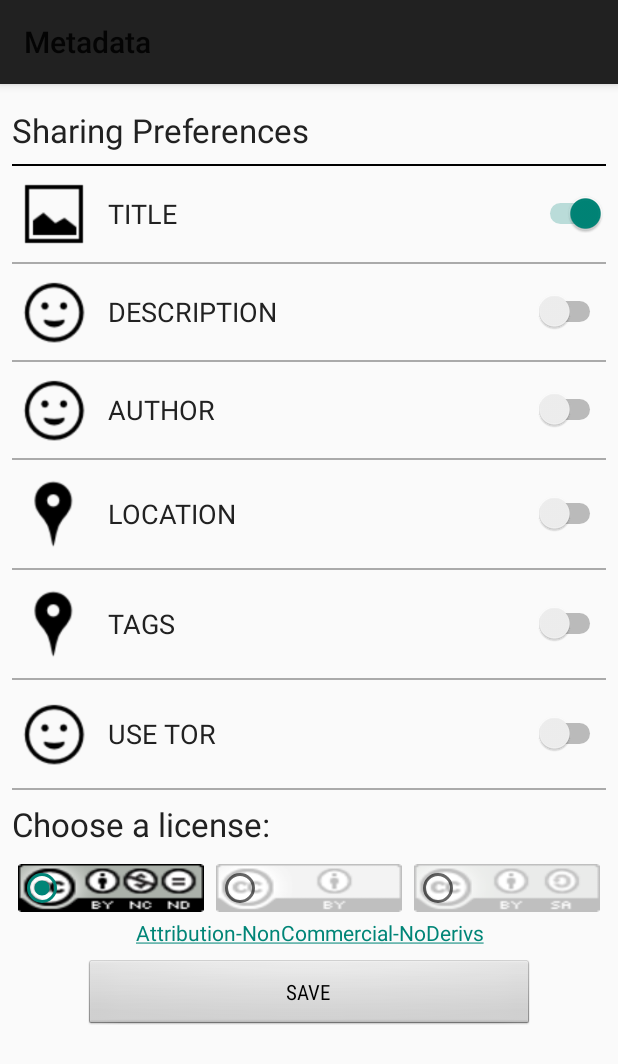
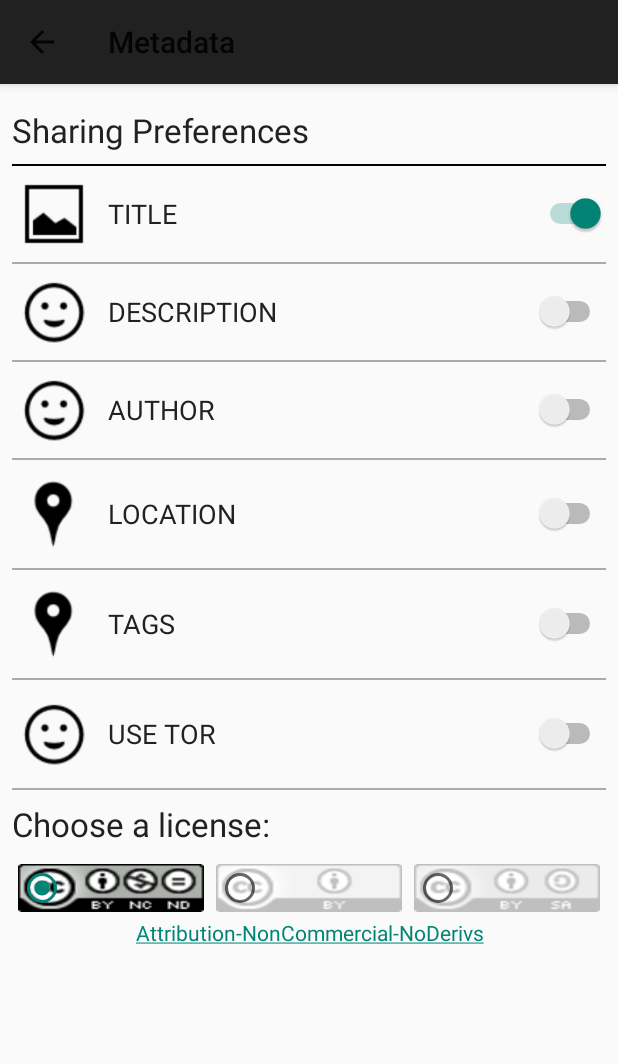
Before and after one commit to scalio/openarchive, an Android app: the ArchiveSettingsActivity screen opened directly, with no data from a screen before it, on a phone screen of 412 x 824 dp. Shown: the top 1064 px of the screen. Run offline under Robolectric (Android 15) with nearby library versions, the phone set to English and light mode, and no system bars; libraries missing offline, so code that uses them is left out: io.scal.secureshareui.

Commit message:
Added back button to settings.

```diff
--- a/app/src/main/java/io/scal/openarchive/ArchiveSettingsActivity.java
+++ b/app/src/main/java/io/scal/openarchive/ArchiveSettingsActivity.java
@@ -11,6 +11,7 @@ import android.net.Uri;
 import android.os.Bundle;
 import android.text.Editable;
 import android.text.method.LinkMovementMethod;
+import android.view.MenuItem;
 import android.view.View;
 import android.view.View.OnClickListener;
 import android.widget.Button;
@@ -34,6 +35,14 @@ public class ArchiveSettingsActivity extends Activity {
     private Context mContext = this;
     private Media mMedia;
 
+    private Switch swTitle;
+    private Switch swDescription;
+    private Switch swAuthor;
+    private Switch swTags;
+    private Switch swLocation;
+    private Switch swUseTor;
+    private RadioGroup rgLicense;
+
     private TextView tvTitle;
     private TextView tvDescription;
     private TextView tvAuthor;
@@ -44,18 +53,19 @@ public class ArchiveSettingsActivity extends Activity {
     protected void onCreate(Bundle savedInstanceState) {
         super.onCreate(savedInstanceState);
         setContentView(R.layout.activity_archive_metadata);
-        Button btnSave = (Button) findViewById(R.id.btnSave);
 
-        final Switch swTitle = (Switch) findViewById(R.id.sw_title);
-        final Switch swDescription = (Switch) findViewById(R.id.sw_description);
-        final Switch swAuthor = (Switch) findViewById(R.id.sw_author);
-        final Switch swTags = (Switch) findViewById(R.id.sw_tags);
-        final Switch swLocation = (Switch) findViewById(R.id.sw_location);
-        final Switch swUseTor = (Switch) findViewById(R.id.sw_use_tor);
-        final RadioGroup rgLicense = (RadioGroup) findViewById(R.id.radioGroupCC);
+        getActionBar().setDisplayHomeAsUpEnabled(true);
+
+        swTitle = (Switch) findViewById(R.id.sw_title);
+        swDescription = (Switch) findViewById(R.id.sw_description);
+        swAuthor = (Switch) findViewById(R.id.sw_author);
+        swTags = (Switch) findViewById(R.id.sw_tags);
+        swLocation = (Switch) findViewById(R.id.sw_location);
+        swUseTor = (Switch) findViewById(R.id.sw_use_tor);
+        rgLicense = (RadioGroup) findViewById(R.id.radioGroupCC);
 
         // set defaults based on previous selections
-        final SharedPreferences sharedPref = this.getSharedPreferences(Globals.PREF_FILE_KEY, Context.MODE_PRIVATE);
+        SharedPreferences sharedPref = this.getSharedPreferences(Globals.PREF_FILE_KEY, Context.MODE_PRIVATE);
         swTitle.setChecked(sharedPref.getBoolean(Globals.PREF_SHARE_TITLE, true));
         swDescription.setChecked(sharedPref.getBoolean(Globals.PREF_SHARE_DESCRIPTION, false));
         swAuthor.setChecked(sharedPref.getBoolean(Globals.PREF_SHARE_AUTHOR, false));
@@ -94,43 +104,23 @@ public class ArchiveSettingsActivity extends Activity {
                 }
             }
         });
-
-        btnSave.setOnClickListener(new OnClickListener() {
-            @Override
-            public void onClick(View v) {
-                String licenseUrl = null;
-                int licenseId = rgLicense.getCheckedRadioButtonId();
-                if (licenseId == R.id.radioBy) {
-                    licenseUrl = "https://creativecommons.org/licenses/by/4.0/";
-                } else if (licenseId == R.id.radioBySa) {
-                    licenseUrl = "https://creativecommons.org/licenses/by-sa/4.0/";
-                } else { // ByNcNd is default
-                    licenseUrl = "http://creativecommons.org/licenses/by-nc-nd/4.0/";
     }
 
-                // save defaults for future selections
-                SharedPreferences.Editor editor = sharedPref.edit();
-                editor.putBoolean(Globals.PREF_SHARE_TITLE, swTitle.isChecked());
-                editor.putBoolean(Globals.PREF_SHARE_DESCRIPTION, swDescription.isChecked());
-                editor.putBoolean(Globals.PREF_SHARE_AUTHOR, swAuthor.isChecked());
-                editor.putBoolean(Globals.PREF_SHARE_LOCATION, swLocation.isChecked());
-                editor.putBoolean(Globals.PREF_SHARE_TAGS, swTags.isChecked());
-                editor.putBoolean(Globals.PREF_USE_TOR, swUseTor.isChecked());
-                editor.putInt(Globals.PREF_LICENSE_URL, licenseId);
-                editor.apply();
+    @Override
+    public boolean onOptionsItemSelected(MenuItem item) {
+        switch (item.getItemId()) {
+            case android.R.id.home:
+                saveMediaMetadata();
+                this.finish();
+                return true;
+        }
+        return super.onOptionsItemSelected(item);
+    }
 
-                // save value changes in db
-                if(null != mMedia) {
-                    saveMediaMetadata(swUseTor.isChecked());
-
-                    Intent reviewMediaIntent = new Intent(mContext, ReviewMediaActivity.class);
-                    reviewMediaIntent.putExtra(Globals.EXTRA_CURRENT_MEDIA_ID, mMedia.getId());
-                    startActivity(reviewMediaIntent);
-                } else {
-                    finish();
-                }
-            }
-        });
+    @Override
+    public void onBackPressed() {
+        saveMediaMetadata();
+        super.onBackPressed();
     }
 
     private void setCCLicenseText(int licenseId, TextView tvCCLicenseLink) {
@@ -144,7 +134,6 @@ public class ArchiveSettingsActivity extends Activity {
     }
 
     private void initViews(long mediaId) {
-
         // instantiate values
         tvTitle = (TextView) findViewById(R.id.tv_title_value);
         tvDescription = (TextView) findViewById(R.id.tv_description_value);
@@ -214,15 +203,40 @@ public class ArchiveSettingsActivity extends Activity {
         }
     };
 
-    private void saveMediaMetadata(boolean useTor) {
+    private void saveMediaMetadata() {
+        String licenseUrl = null;
+        int licenseId = rgLicense.getCheckedRadioButtonId();
+        if (licenseId == R.id.radioBy) {
+            licenseUrl = "https://creativecommons.org/licenses/by/4.0/";
+        } else if (licenseId == R.id.radioBySa) {
+            licenseUrl = "https://creativecommons.org/licenses/by-sa/4.0/";
+        } else { // ByNcNd is default
+            licenseUrl = "http://creativecommons.org/licenses/by-nc-nd/4.0/";
+        }
+
+        // save defaults for future selections
+        SharedPreferences sharedPref = this.getSharedPreferences(Globals.PREF_FILE_KEY, Context.MODE_PRIVATE);
+        SharedPreferences.Editor editor = sharedPref.edit();
+        editor.putBoolean(Globals.PREF_SHARE_TITLE, swTitle.isChecked());
+        editor.putBoolean(Globals.PREF_SHARE_DESCRIPTION, swDescription.isChecked());
+        editor.putBoolean(Globals.PREF_SHARE_AUTHOR, swAuthor.isChecked());
+        editor.putBoolean(Globals.PREF_SHARE_LOCATION, swLocation.isChecked());
+        editor.putBoolean(Globals.PREF_SHARE_TAGS, swTags.isChecked());
+        editor.putBoolean(Globals.PREF_USE_TOR, swUseTor.isChecked());
+        editor.putInt(Globals.PREF_LICENSE_URL, licenseId);
+        editor.apply();
+
+        // save value changes in db
+        if(null != mMedia) {
             // set values
             mMedia.setTitle(tvTitle.getText().toString().trim());
             mMedia.setDescription(tvDescription.getText().toString().trim());
             mMedia.setAuthor(tvAuthor.getText().toString().trim());
             mMedia.setLocation(tvLocation.getText().toString().trim());
             mMedia.setTags(tvTags.getText().toString().trim());
-        mMedia.setUseTor(useTor);
+            mMedia.setUseTor(swUseTor.isChecked());
 
             mMedia.save();
         }
     }
+}
--- a/app/src/main/res/layout/activity_archive_metadata.xml
+++ b/app/src/main/res/layout/activity_archive_metadata.xml
@@ -319,15 +319,5 @@
         android:gravity="center"
         android:textAppearance="?android:attr/textAppearanceSmall" />
 
-    <Button
-        android:id="@+id/btnSave"
-        android:layout_width="300dp"
-        android:layout_height="wrap_content"
-        android:layout_gravity="center"
-        android:layout_marginTop="8dp"
-        android:fontFamily="sans-serif-condensed"
-        android:text="@string/lblSave"
-        android:textSize="14sp" />
-
 </LinearLayout>
 </ScrollView>
```
Lines whose indentation alone changed are shown as unchanged.
